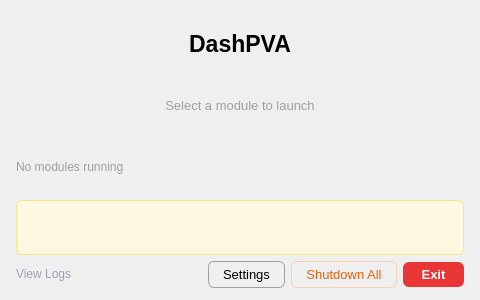
Qt form src/dashpva/gui/launcher/launcher.ui (AdvancedPhotonSource/DashPVA) before a commit.
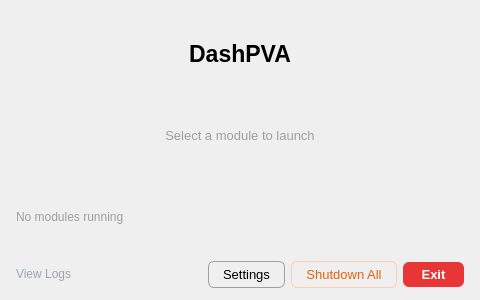
The same form after that commit.

Commit message: fix: remove launcher info banner widget and CSS

```diff
--- a/src/dashpva/gui/launcher/launcher.ui
+++ b/src/dashpva/gui/launcher/launcher.ui
@@ -41,14 +41,6 @@
     color: palette(dark);
 }
 
-QLabel#lbl_info {
-    background-color: #FFF8E1;
-    color: #8B6914;
-    border: 1px solid #FFE08A;
-    border-radius: 6px;
-    padding: 7px 10px;
-    font-size: 9pt;
-}
 
 QPushButton {
     background-color: palette(button);
@@ -191,18 +183,6 @@
     </widget>
    </item>
 
-   <!-- First-time-use info banner -->
-   <item>
-    <widget class="QLabel" name="lbl_info">
-     <property name="text">
-      <string></string>
-     </property>
-     <property name="wordWrap">
-      <bool>true</bool>
-     </property>
-    </widget>
-   </item>
-
    <!-- Bottom action bar -->
    <item>
     <layout class="QHBoxLayout" name="horizontalLayout">
```
